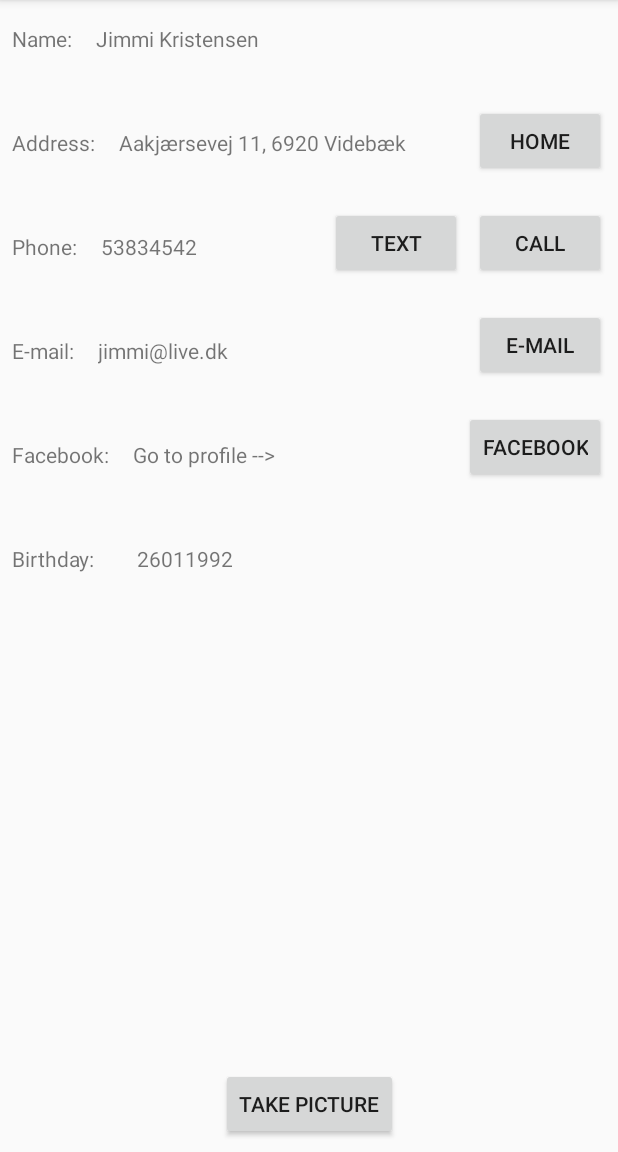
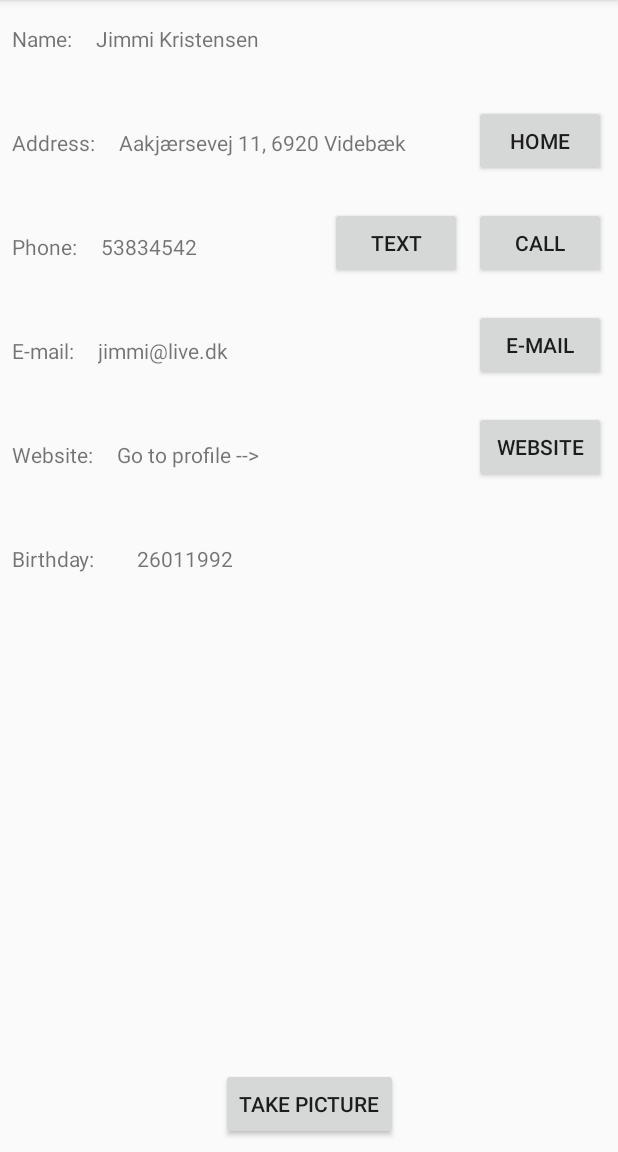
Before and after one commit to DanielSaaby/MyFriendList2, an Android app: the screen it shows after launch (DetailActivity), after a tap on "Jimmi Kristensen", on a phone screen of 412 x 824 dp, the part 84-1236 px from its top. Run offline under Robolectric (Android 15) with nearby library versions, the phone set to English and light mode, and no system bars; pictures from the network do not load.

Commit message:
Facebook < Website

```diff
--- a/app/src/main/res/layout/detail_activity.xml
+++ b/app/src/main/res/layout/detail_activity.xml
@@ -73,7 +73,7 @@
         android:layout_height="wrap_content"
         android:layout_marginTop="20dp"
         android:layout_marginEnd="8dp"
-        android:text="Facebook"
+        android:text="Website"
         app:layout_constraintEnd_toEndOf="parent"
         app:layout_constraintTop_toBottomOf="@+id/emailBtn" />
 
@@ -133,7 +133,7 @@
         android:layout_height="wrap_content"
         android:layout_marginStart="8dp"
         android:layout_marginTop="50dp"
-        android:text="Facebook:"
+        android:text="Website:"
         app:layout_constraintStart_toStartOf="parent"
         app:layout_constraintTop_toBottomOf="@+id/textView4" />
 
```
